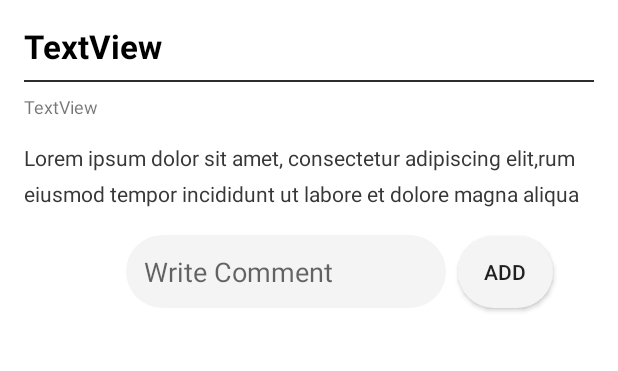
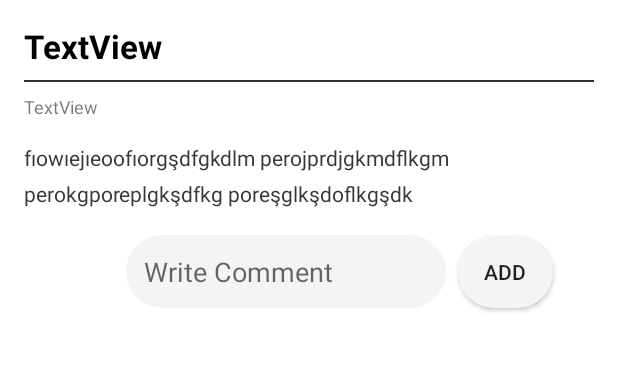
Before and after one commit to kadirek/MakeComment, an Android app: the TvDetails screen opened directly, with no data from a screen before it, on a phone screen of 412 x 824 dp, the part 459-830 px from its top. Run offline under Robolectric (Android 15) with nearby library versions, the phone set to English and light mode, and no system bars.

Commit message:
until comment page

```diff
--- a/app/src/main/res/layout/activity_tv_details.xml
+++ b/app/src/main/res/layout/activity_tv_details.xml
@@ -25,7 +25,7 @@
             app:layout_constraintHorizontal_bias="0.0"
             app:layout_constraintStart_toStartOf="parent"
             app:layout_constraintTop_toTopOf="parent"
-            app:srcCompat="@drawable/ic_launcher_background" />
+            android:src="@drawable/ic_launcher_background" />
 
         <TextView
 
@@ -76,7 +76,7 @@
             app:layout_constraintHorizontal_bias="0.0"
             app:layout_constraintStart_toStartOf="parent"
             app:layout_constraintTop_toBottomOf="@+id/view"
-            tools:text="18 jan 2018 | by Arun Larrson " />
+            tools:text="18 jan 2018 | by Kadir EK " />
 
         <TextView
 
@@ -90,7 +90,7 @@
             android:layout_marginTop="16dp"
             android:layout_marginEnd="16dp"
             android:layout_marginRight="16dp"
-            android:text="Lorem ipsum dolor sit amet, consectetur adipiscing elit,rum eiusmod tempor incididunt ut labore et dolore magna aliqua"
+            android:text="fıowıejıeoofıorgşdfgkdlm perojprdjgkmdflkgm perokgporeplgkşdfkg poreşglkşdoflkgşdk"
             app:layout_constraintEnd_toEndOf="parent"
             app:layout_constraintStart_toStartOf="parent"
             app:layout_constraintTop_toBottomOf="@+id/post_detail_date_name" />
```
